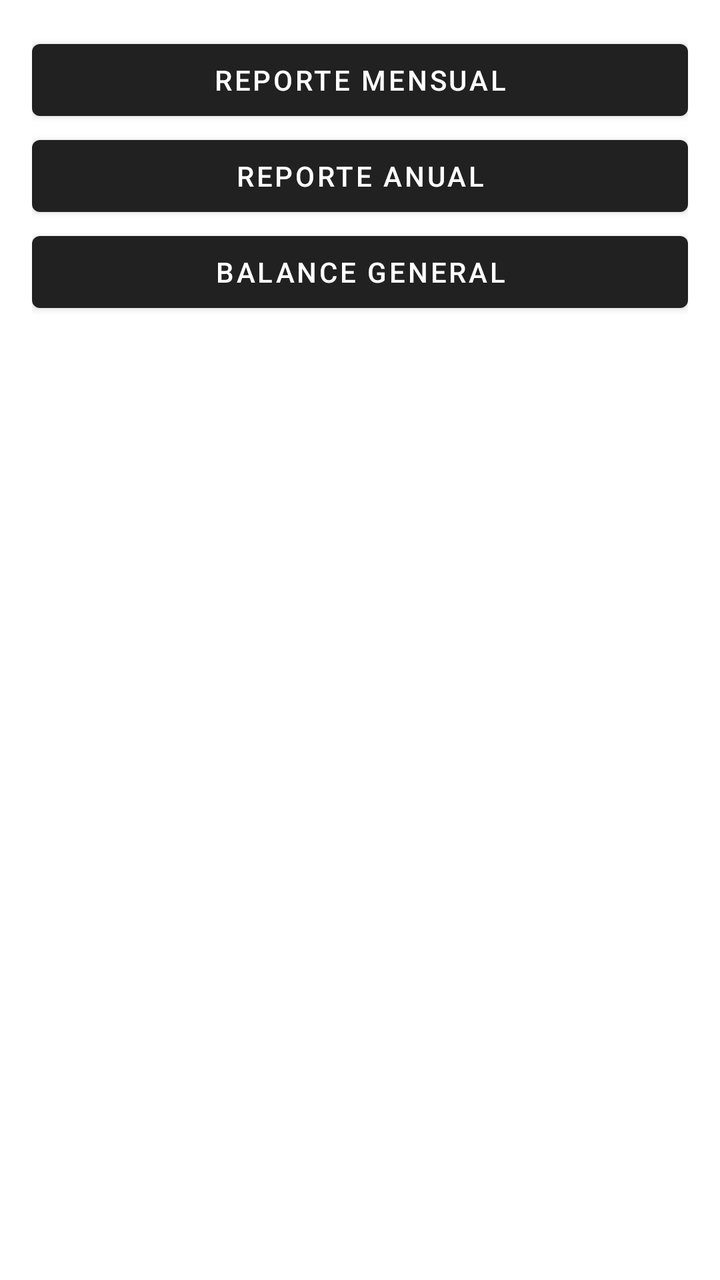
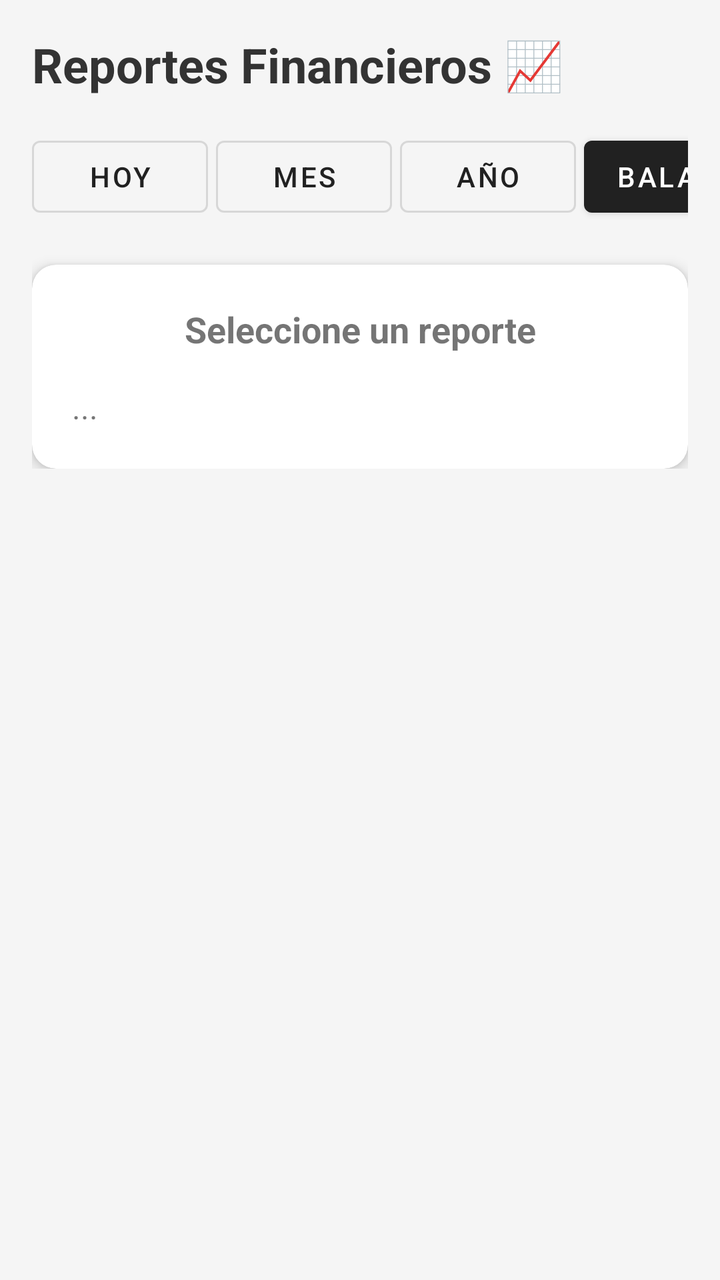

An Android layout rendered at two revisions. The XML below is the earlier revision; the diff shows what the commit changed to produce the second picture.
<!-- AndroidManifest.xml: application theme Theme.MaterialComponents.DayNight.DarkActionBar -->
<!-- res/layout/activity_reports.xml -->
<?xml version="1.0" encoding="utf-8"?>
<LinearLayout
    xmlns:android="http://schemas.android.com/apk/res/android"
    android:orientation="vertical"
    android:padding="16dp"
    android:layout_width="match_parent"
    android:layout_height="match_parent">

    <Button
        android:id="@+id/btnMonthly"
        android:text="Reporte Mensual"
        android:layout_width="match_parent"
        android:layout_height="wrap_content"/>

    <Button
        android:id="@+id/btnAnnual"
        android:text="Reporte Anual"
        android:layout_width="match_parent"
        android:layout_height="wrap_content"/>

    <Button
        android:id="@+id/btnBalance"
        android:text="Balance General"
        android:layout_width="match_parent"
        android:layout_height="wrap_content"/>

    <TextView
        android:id="@+id/txtReport"
        android:paddingTop="20dp"
        android:textSize="18sp"
        android:layout_width="match_parent"
        android:layout_height="wrap_content"/>

</LinearLayout>
<!-- resources referenced by this layout -->
<resources>

</resources>

<!-- the commit's change to res/layout/activity_reports.xml (unified diff, before → after) -->
@@ -1,34 +1,75 @@
 <?xml version="1.0" encoding="utf-8"?>
-<LinearLayout
-    xmlns:android="http://schemas.android.com/apk/res/android"
-    android:orientation="vertical"
-    android:padding="16dp"
+<ScrollView xmlns:android="http://schemas.android.com/apk/res/android"
     android:layout_width="match_parent"
-    android:layout_height="match_parent">
+    android:layout_height="match_parent"
+    android:background="#F5F5F5">
 
-    <Button
-        android:id="@+id/btnMonthly"
-        android:text="Reporte Mensual"
+    <LinearLayout
+        android:orientation="vertical"
+        android:padding="16dp"
         android:layout_width="match_parent"
-        android:layout_height="wrap_content"/>
+        android:layout_height="wrap_content">
 
-    <Button
-        android:id="@+id/btnAnnual"
-        android:text="Reporte Anual"
-        android:layout_width="match_parent"
-        android:layout_height="wrap_content"/>
+        <TextView
+            android:text="Reportes Financieros 📈"
+            android:textSize="24sp"
+            android:textStyle="bold"
+            android:textColor="#333"
+            android:layout_marginBottom="16dp"
+            android:layout_width="wrap_content"
+            android:layout_height="wrap_content"/>
 
-    <Button
-        android:id="@+id/btnBalance"
-        android:text="Balance General"
-        android:layout_width="match_parent"
-        android:layout_height="wrap_content"/>
+        
+        <HorizontalScrollView
+            android:layout_width="match_parent"
+            android:layout_height="wrap_content"
+            android:scrollbars="none">
+            <LinearLayout
+                android:orientation="horizontal"
+                android:layout_width="wrap_content"
+                android:layout_height="wrap_content">
+                
+                <Button android:id="@+id/btnToday" android:text="Hoy" style="@style/Widget.MaterialComponents.Button.OutlinedButton" android:layout_marginEnd="4dp" android:layout_width="wrap_content" android:layout_height="wrap_content"/>
+                <Button android:id="@+id/btnMonth" android:text="Mes" style="@style/Widget.MaterialComponents.Button.OutlinedButton" android:layout_marginEnd="4dp" android:layout_width="wrap_content" android:layout_height="wrap_content"/>
+                <Button android:id="@+id/btnYear" android:text="Año" style="@style/Widget.MaterialComponents.Button.OutlinedButton" android:layout_marginEnd="4dp" android:layout_width="wrap_content" android:layout_height="wrap_content"/>
+                <Button android:id="@+id/btnBalance" android:text="Balance Gral." style="@style/Widget.MaterialComponents.Button" android:layout_width="wrap_content" android:layout_height="wrap_content"/>
+            </LinearLayout>
+        </HorizontalScrollView>
 
-    <TextView
-        android:id="@+id/txtReport"
-        android:paddingTop="20dp"
-        android:textSize="18sp"
-        android:layout_width="match_parent"
-        android:layout_height="wrap_content"/>
+        
+        <androidx.cardview.widget.CardView
+            android:layout_marginTop="20dp"
+            android:layout_width="match_parent"
+            android:layout_height="wrap_content"
+            app:cardCornerRadius="12dp"
+            app:cardElevation="4dp"
+            xmlns:app="http://schemas.android.com/apk/res-auto">
 
-</LinearLayout>
+            <LinearLayout
+                android:orientation="vertical"
+                android:padding="20dp"
+                android:layout_width="match_parent"
+                android:layout_height="wrap_content">
+
+                <TextView
+                    android:id="@+id/txtReportTitle"
+                    android:text="Seleccione un reporte"
+                    android:textSize="18sp"
+                    android:textStyle="bold"
+                    android:gravity="center"
+                    android:layout_marginBottom="16dp"
+                    android:layout_width="match_parent"
+                    android:layout_height="wrap_content"/>
+
+                <TextView android:id="@+id/txtReportContent"
+                    android:text="..."
+                    android:textSize="16sp"
+                    android:lineSpacingExtra="4dp"
+                    android:layout_width="match_parent"
+                    android:layout_height="wrap_content"/>
+
+            </LinearLayout>
+        </androidx.cardview.widget.CardView>
+
+    </LinearLayout>
+</ScrollView>
